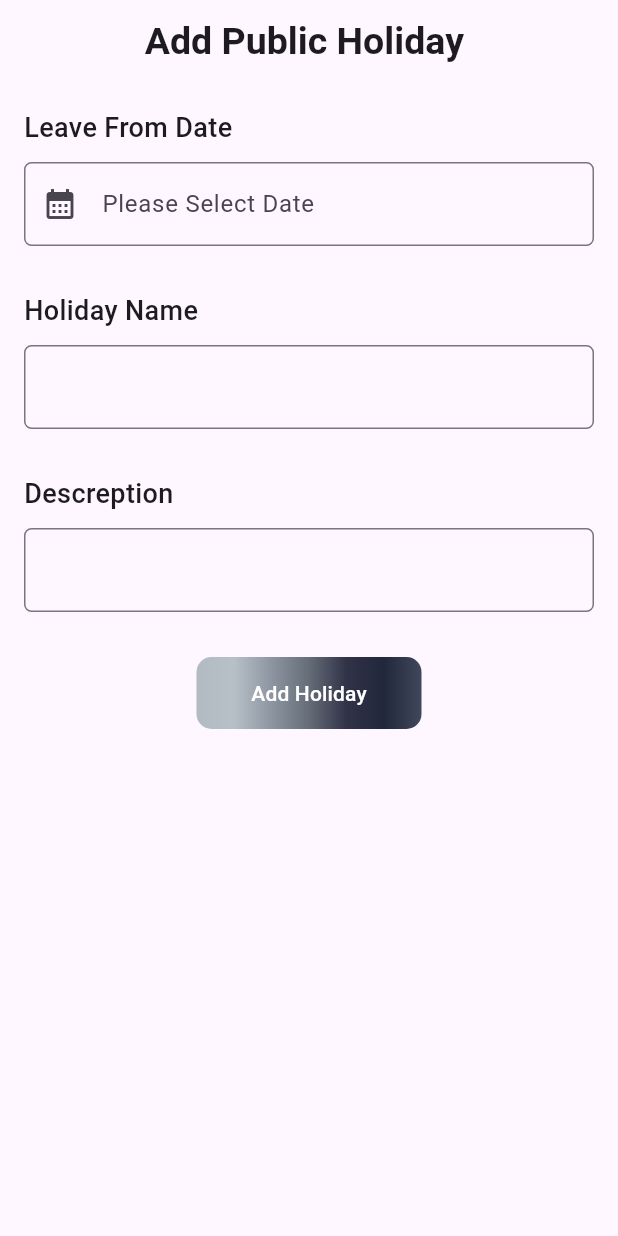
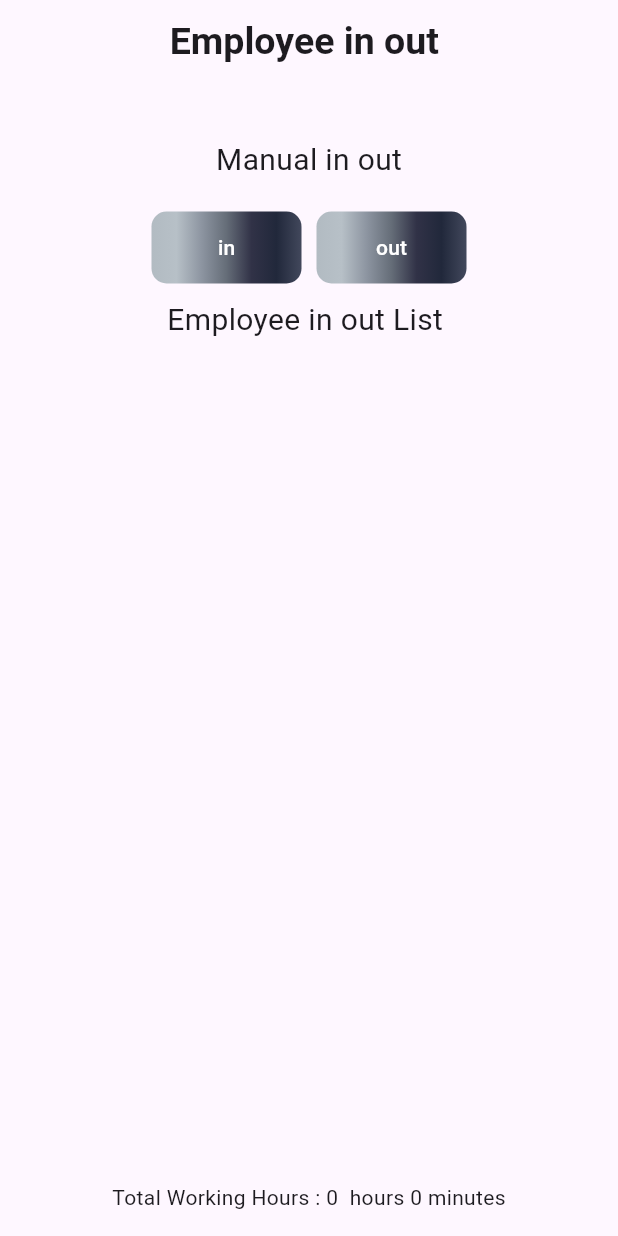
Before and after one commit to epashiq/hrm-project, a Flutter app: the screen it shows after launch, on a phone screen of 412 x 824 dp. Run offline on Flutter 3.47's test engine with Material 3 defaults, Android fonts, the phone set to English and light mode, and no system bars; our stand-ins replace cloud_firestore, firebase_auth, firebase_core, flutter_riverpod, freezed_annotation; missing offline and left inert: country_state_city_pro; accounts and stored records are empty.

Commit message:
attendance page completed

```diff
--- /dev/null
+++ b/lib/controller/provider/attendance_provider.dart
@@ -0,0 +1,23 @@
+
+import 'package:flutter/material.dart';
+
+class AttendanceProvider with ChangeNotifier{
+  List<DateTime> puncInTime = [];
+  List<DateTime> puncOutTime = [];
+
+ String formateWorkingHours(DateTime time){
+  return '${time.toLocal()}'.split('.').first;
+ }
+
+  String calculateWorkingHours(){
+    Duration duration = const Duration();
+    for(int i = 0; i<puncInTime.length; i++){
+      if(i<puncOutTime.length){
+        duration += puncOutTime[i].difference(puncInTime[i]);
+      }
+    }
+    int hours = duration.inHours;
+    int minutes = duration.inMinutes.remainder(60);
+    return '$hours  hours $minutes minutes';
+  }
+}
--- a/lib/main.dart
+++ b/lib/main.dart
@@ -5,6 +5,8 @@ import 'package:hrm_project/controller/provider/apply_leave_provider.dart';
 import 'package:hrm_project/controller/provider/auth_provider.dart';
 import 'package:hrm_project/firebase_options.dart';
 import 'package:hrm_project/view/pages/add_holiday_page.dart';
+import 'package:hrm_project/view/pages/apply_leave_page.dart';
+import 'package:hrm_project/view/pages/attendence_page.dart';
 import 'package:provider/provider.dart';
 
 Future<void> main() async {
@@ -42,7 +44,7 @@ class MyApp extends StatelessWidget {
           colorScheme: ColorScheme.fromSeed(seedColor: Colors.deepPurple),
           useMaterial3: true,
         ),
-        home: const AddHolidayPage(),
+        home: const AttendencePage(),
       ),
     );
   }
--- a/lib/view/pages/add_holiday_page.dart
+++ b/lib/view/pages/add_holiday_page.dart
@@ -30,7 +30,7 @@ class _AddHolidayPageState extends State<AddHolidayPage> {
             const Align(
               alignment: Alignment.topLeft,
               child: Text(
-                'Leave From Date',
+                'Holiday Date',
                 style: TextStyle(fontSize: 18, fontWeight: FontWeight.w500),
               ),
             ),
--- /dev/null
+++ b/lib/view/pages/attendence_page.dart
@@ -0,0 +1,93 @@
+import 'package:flutter/material.dart';
+import 'package:hrm_project/controller/provider/attendance_provider.dart';
+import 'package:hrm_project/view/widgets/button_widget.dart';
+
+class AttendencePage extends StatefulWidget {
+  const AttendencePage({super.key});
+
+  @override
+  State<AttendencePage> createState() => _AttendencePageState();
+}
+
+class _AttendencePageState extends State<AttendencePage> {
+  final attendanceProvider = AttendanceProvider();
+  @override
+  Widget build(BuildContext context) {
+    return Scaffold(
+      appBar: AppBar(
+        title: const Text(
+          'Employee in out ',
+          style: TextStyle(fontSize: 25, fontWeight: FontWeight.w600),
+        ),
+        centerTitle: true,
+      ),
+      body: Padding(
+        padding: const EdgeInsets.all(16),
+        child: Column(
+          children: [
+            const SizedBox(
+              height: 20,
+            ),
+            const Center(
+              child: Text(
+                'Manual in out',
+                style: TextStyle(fontSize: 20),
+              ),
+            ),
+            const SizedBox(
+              height: 20,
+            ),
+            Row(
+              mainAxisAlignment: MainAxisAlignment.center,
+              children: [
+                ButtonWidget(
+                    btnText: 'in',
+                    onTap: () {
+                      attendanceProvider.puncInTime.add(DateTime.now());
+                      setState(() {});
+                    },
+                    width: 100),
+                const SizedBox(
+                  width: 10,
+                ),
+                ButtonWidget(
+                    btnText: 'out',
+                    onTap: () {
+                      if (attendanceProvider.puncInTime.length >
+                          attendanceProvider.puncOutTime.length) {
+                        attendanceProvider.puncOutTime.add(DateTime.now());
+                      }
+                    },
+                    width: 100),
+              ],
+            ),
+            const SizedBox(
+              height: 10,
+            ),
+            const Center(
+              child: Text(
+                'Employee in out List ',
+                style: TextStyle(fontSize: 20),
+              ),
+            ),
+            Expanded(
+                child: ListView.builder(
+              itemCount: attendanceProvider.puncInTime.length,
+              itemBuilder: (context, index) {
+                return ListTile(
+                    title: Text('\n' +
+                        'Punch in : ${attendanceProvider.formateWorkingHours(attendanceProvider.puncInTime[index])}'),
+                    subtitle: index < attendanceProvider.puncOutTime.length
+                        ? Text('\n' +
+                            'punch out : ${attendanceProvider.puncOutTime[index]}')
+                        : const Text('Punch out : N/A'));
+              },
+            )),
+            Text(
+                'Total Working Hours : ${attendanceProvider.calculateWorkingHours()}')
+          ],
+        ),
+      ),
+    );
+  }
+}
```
Also changed, not shown: lib/view/pages/holiday_page.dart (+72 -6 lines).
